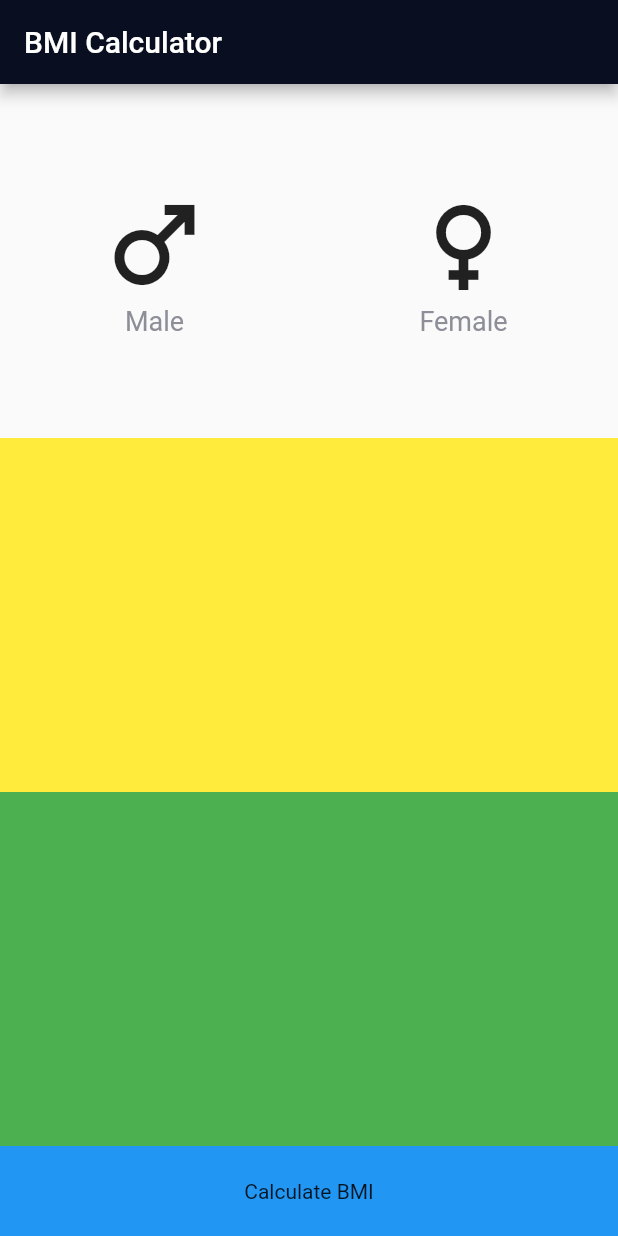
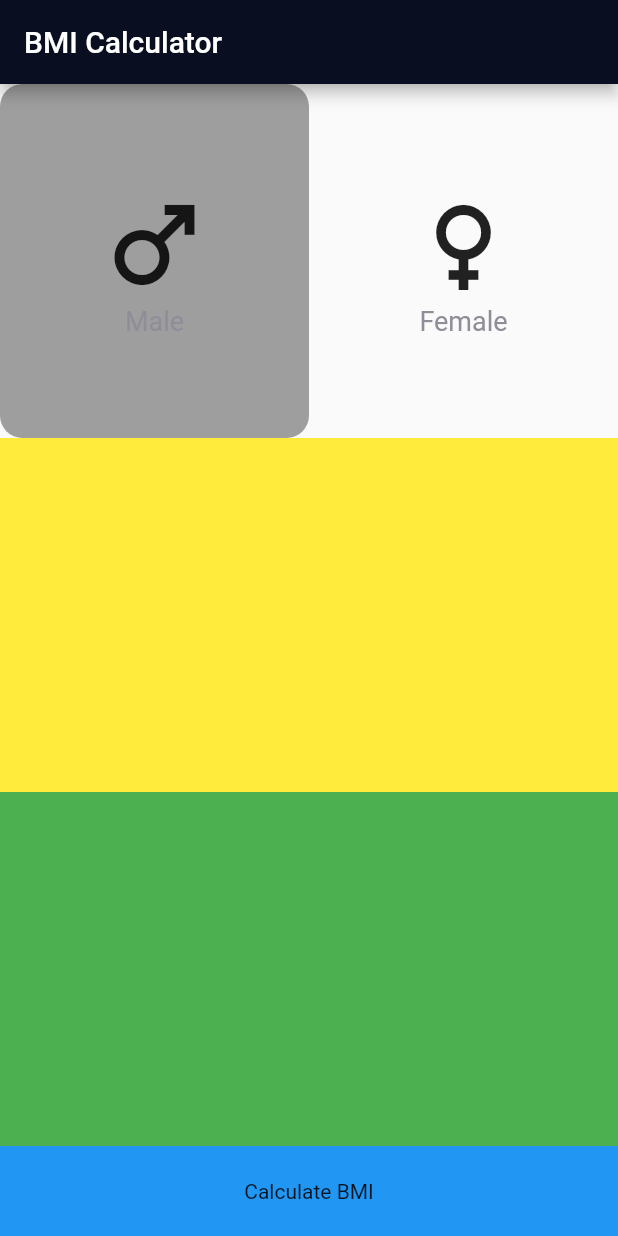
Before and after one commit to Radwisatso/bmi-calculator-flutter, a Flutter app: the screen it shows after launch, on a phone screen of 412 x 824 dp. Run offline on Flutter 3.47's test engine with Material 2 defaults, Android fonts, the light colour scheme and no system bars.

Commit message:
Adding style on male gender

```diff
--- a/bmi_edspert_raditya/lib/bmi_data_screen.dart
+++ b/bmi_edspert_raditya/lib/bmi_data_screen.dart
@@ -21,6 +21,10 @@ class _BmiDataScreenState extends State<BmiDataScreen> {
             child: Row(
               children: [
                 Expanded(
+                  child: Container(
+                    decoration: BoxDecoration(
+                        color: Colors.grey,
+                        borderRadius: BorderRadius.circular(15)),
                     child: Column(
                       mainAxisAlignment: MainAxisAlignment.center,
                       children: [
@@ -36,6 +40,7 @@ class _BmiDataScreenState extends State<BmiDataScreen> {
                           ),
                         ),
                       ],
+                    ),
                   ),
                 ),
                 Expanded(
```
Lines whose indentation alone changed are shown as unchanged.
